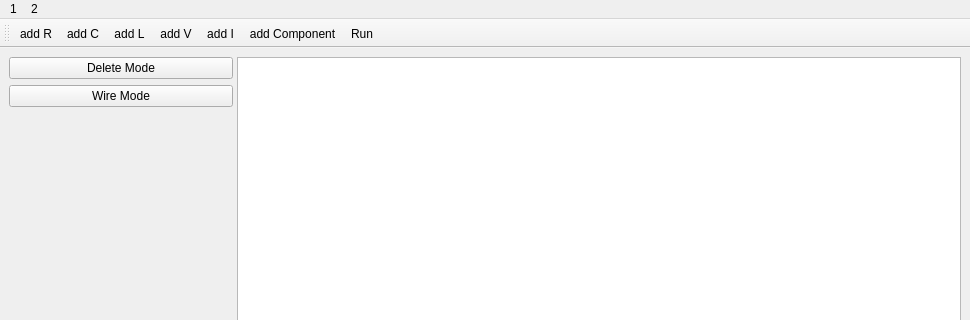
The window that OOP_Project_GPT/MainWindow.ui (zenix935/OOP_spice) describes before a commit, drawn with Qt 5; both pictures show x 0 to 970 and y 0 to 320 of the 970 by 661 pixel window.
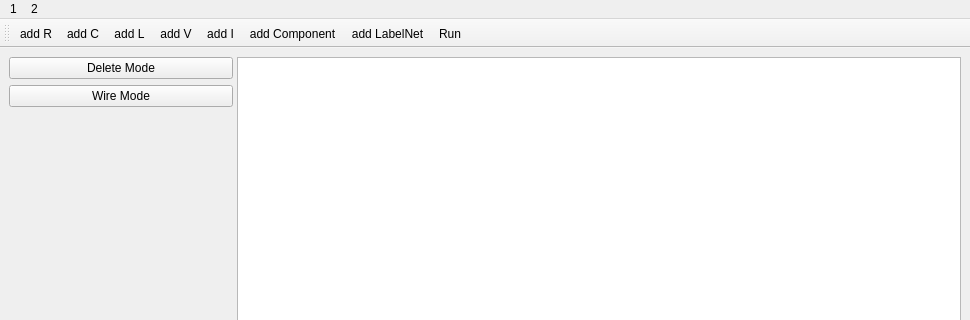
The same window after the commit.

Diff of the .ui file:
```diff
--- a/OOP_Project_GPT/MainWindow.ui
+++ b/OOP_Project_GPT/MainWindow.ui
@@ -101,6 +101,7 @@
    <addaction name="actionadd_V"/>
    <addaction name="actionadd_I"/>
    <addaction name="actionadd_Component"/>
+   <addaction name="actionadd_LabelNet"/>
    <addaction name="actionRun"/>
   </widget>
   <widget class="QMenuBar" name="menubar">
@@ -183,6 +184,11 @@
     <string>Run</string>
    </property>
   </action>
+  <action name="actionadd_LabelNet">
+   <property name="text">
+    <string>add LabelNet</string>
+   </property>
+  </action>
  </widget>
  <resources/>
  <connections/>
```
Left out of the diff: 3 changed lines with no effect on the pictures.
